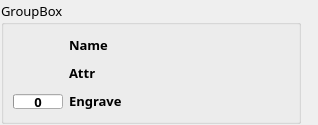
First picture: the form in Profile/ui/acc_widget.ui, repository Wseop/Qt_LoaTools, before the edit.
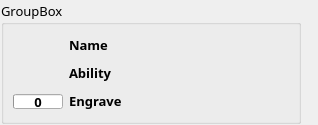
Second picture: the form after the edit.

Diff of the .ui file:
```diff
--- a/Profile/ui/acc_widget.ui
+++ b/Profile/ui/acc_widget.ui
@@ -153,7 +153,7 @@
            </font>
           </property>
           <property name="text">
-           <string>Attr</string>
+           <string>Ability</string>
           </property>
          </widget>
         </item>
```
Left out of the diff: 2 changed lines with no effect on the pictures.
